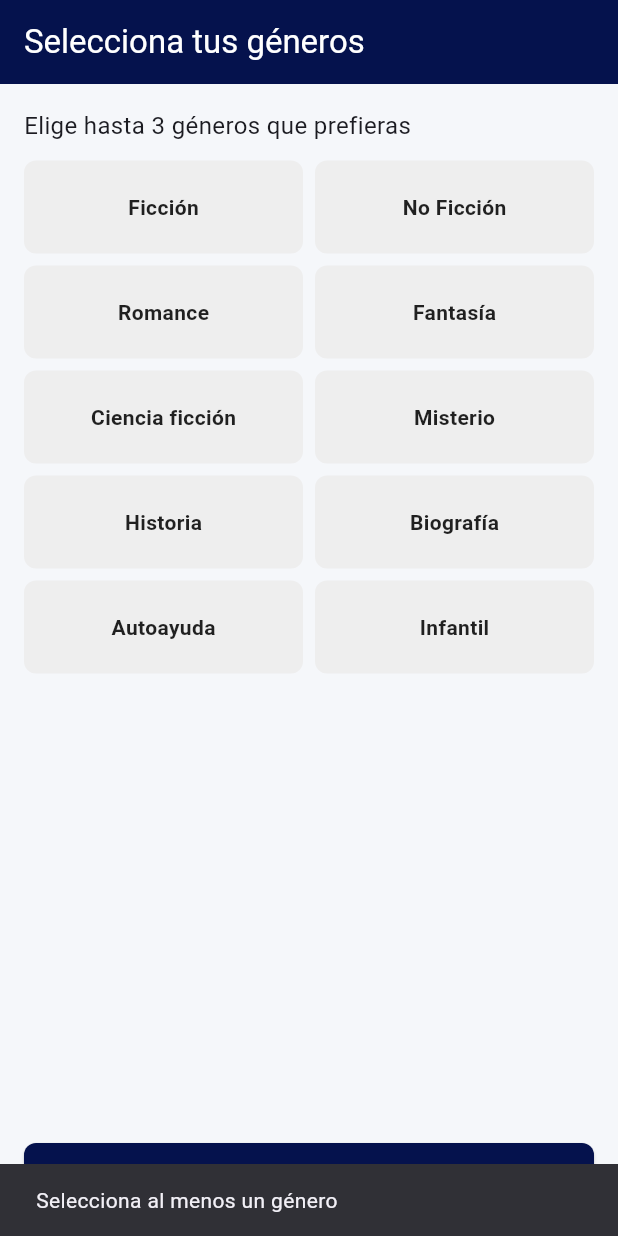
After one commit to Arquisfot-Grupo-E/Frontend-mobile, a Flutter app: the PreferencesScreen screen opened by its route, after a tap on "Guardar preferencias", on a phone screen of 412 x 824 dp. The commit adds this screen. Run offline on Flutter 3.47's test engine with Material 3 defaults, Android fonts, the phone set to English and light mode, and no system bars; our stand-ins replace go_router, graphql_flutter, shared_preferences; accounts and stored records are empty.

Commit message:
Page preferences
Esta mal el tema de token, no lo reconoce

```diff
--- a/lib/config/router.dart
+++ b/lib/config/router.dart
@@ -4,6 +4,7 @@ import '../screens/auth/login_screen.dart';
 import '../screens/auth/register_screen.dart';
 import '../screens/books/search_screen.dart';
 import '../screens/books/book_detail_screen.dart';
+import '../screens/auth/preferences_screen.dart';
 
 class AppRouter {
   static final router = GoRouter(
@@ -22,6 +23,10 @@ class AppRouter {
         builder: (context, state) => const RegisterScreen(),
       ),
       GoRoute(
+        path: '/preferences',
+        builder: (context, state) => const PreferencesScreen(),
+      ),
+      GoRoute(
         path: '/search',
         builder: (context, state) => const SearchScreen(),
       ),
--- /dev/null
+++ b/lib/screens/auth/preferences_screen.dart
@@ -0,0 +1,142 @@
+import 'package:flutter/material.dart';
+import 'package:graphql_flutter/graphql_flutter.dart';
+import '../../services/graphql_service.dart';
+
+class PreferencesScreen extends StatefulWidget {
+  const PreferencesScreen({super.key});
+
+  @override
+  State<PreferencesScreen> createState() => _PreferencesScreenState();
+}
+
+class _PreferencesScreenState extends State<PreferencesScreen> {
+  final List<String> _allGenres = [
+    'Ficción',
+    'No Ficción',
+    'Romance',
+    'Fantasía',
+    'Ciencia ficción',
+    'Misterio',
+    'Historia',
+    'Biografía',
+    'Autoayuda',
+    'Infantil',
+  ];
+
+  final Set<String> _selected = {};
+  bool _isSaving = false;
+
+  void _toggle(String genre) {
+    setState(() {
+      if (_selected.contains(genre)) {
+        _selected.remove(genre);
+      } else if (_selected.length < 3) {
+        _selected.add(genre);
+      } else {
+        // max 3
+        ScaffoldMessenger.of(context).showSnackBar(
+          const SnackBar(content: Text('Puedes seleccionar hasta 3 géneros')),
+        );
+      }
+    });
+  }
+
+  Future<void> _save() async {
+    if (_selected.isEmpty) {
+      ScaffoldMessenger.of(context).showSnackBar(
+        const SnackBar(content: Text('Selecciona al menos un género')),
+      );
+      return;
+    }
+
+    setState(() => _isSaving = true);
+    final client = GraphQLProvider.of(context).value;
+    final result = await client.mutate(
+      MutationOptions(
+        document: gql(GraphQLService.saveGenresMutation),
+        variables: {'genres': _selected.toList()},
+      ),
+    );
+
+    setState(() => _isSaving = false);
+
+    if (!mounted) return;
+
+    if (result.hasException) {
+      ScaffoldMessenger.of(context).showSnackBar(
+        SnackBar(content: Text(result.exception.toString())),
+      );
+      return;
+    }
+
+    // Optionally confirm preferences
+    final confirm = await client.mutate(
+      MutationOptions(document: gql(GraphQLService.confirmPreferencesMutation)),
+    );
+    if (!mounted) return;
+
+    if (confirm.hasException) {
+      ScaffoldMessenger.of(context).showSnackBar(
+        SnackBar(content: Text(confirm.exception.toString())),
+      );
+      return;
+    }
+
+    ScaffoldMessenger.of(context).showSnackBar(
+      const SnackBar(content: Text('Preferencias guardadas')),
+    );
+
+    // Navigate to search/home
+    Navigator.of(context).pushReplacementNamed('/search');
+  }
+
+  @override
+  Widget build(BuildContext context) {
+    return Scaffold(
+      appBar: AppBar(title: const Text('Selecciona tus géneros')),
+      body: Padding(
+        padding: const EdgeInsets.all(16),
+        child: Column(
+          crossAxisAlignment: CrossAxisAlignment.stretch,
+          children: [
+            const Text('Elige hasta 3 géneros que prefieras', style: TextStyle(fontSize: 16)),
+            const SizedBox(height: 12),
+            Expanded(
+              child: GridView.count(
+                crossAxisCount: 2,
+                childAspectRatio: 3,
+                crossAxisSpacing: 8,
+                mainAxisSpacing: 8,
+                children: _allGenres.map((g) {
+                  final selected = _selected.contains(g);
+                  return InkWell(
+                    onTap: () => _toggle(g),
+                    child: Container(
+                      decoration: BoxDecoration(
+                        color: selected ? Theme.of(context).colorScheme.primary : Colors.grey[200],
+                        borderRadius: BorderRadius.circular(8),
+                      ),
+                      alignment: Alignment.center,
+                      child: Text(
+                        g,
+                        style: TextStyle(
+                          color: selected ? Colors.white : Colors.black87,
+                          fontWeight: FontWeight.w600,
+                        ),
+                      ),
+                    ),
+                  );
+                }).toList(),
+              ),
+            ),
+            const SizedBox(height: 12),
+            ElevatedButton(
+              onPressed: _isSaving ? null : _save,
+              child: _isSaving ? const CircularProgressIndicator() : const Text('Guardar preferencias'),
+            ),
+          ],
+        ),
+      ),
+    );
+  }
+}
--- a/lib/screens/auth/register_screen.dart
+++ b/lib/screens/auth/register_screen.dart
@@ -73,7 +73,8 @@ class _RegisterScreenState extends State<RegisterScreen> {
       ),
     );
 
-    context.go('/login');
+    // After registering, open preferences selection
+    context.go('/preferences');
   }
 
   @override
--- a/lib/services/graphql_service.dart
+++ b/lib/services/graphql_service.dart
@@ -58,7 +58,6 @@ class GraphQLService {
       }
     }
   ''';
-
   static const String registerMutation = r'''
     mutation Register(
       $email: String!
@@ -78,6 +77,25 @@ class GraphQLService {
         email
         first_name
         last_name
+        # has_selected_preferences
+        # preferred_genres
+      }
+    }
+  ''';
+
+  static const String saveGenresMutation = r'''
+    mutation SaveGenres($genres: [String!]!) {
+      saveGenres(genres: $genres) {
+        user_id
+        saved_genres
+      }
+    }
+  ''';
+
+  static const String confirmPreferencesMutation = r'''
+    mutation ConfirmPreferences {
+      confirmPreferences {
+        detail
       }
     }
   ''';
--- a/pubspec.yaml
+++ b/pubspec.yaml
@@ -13,10 +13,16 @@ dependencies:
   shared_preferences: ^2.1.1
   go_router: ^16.2.4
   intl: ^0.18.1
+  http: 1.5.0
 
 dev_dependencies:
+  flutter_lints: ^2.0.0
   flutter_test:
     sdk: flutter
 
 flutter:
   uses-material-design: true
+
+dependency_overrides:
+  connectivity_plus: ^7.0.0
+  graphql_flutter: ^5.2.1
```
Also changed, not shown: tool/test_graphql.dart (added, +138 -0 lines), pubspec.lock, 1 other file.
